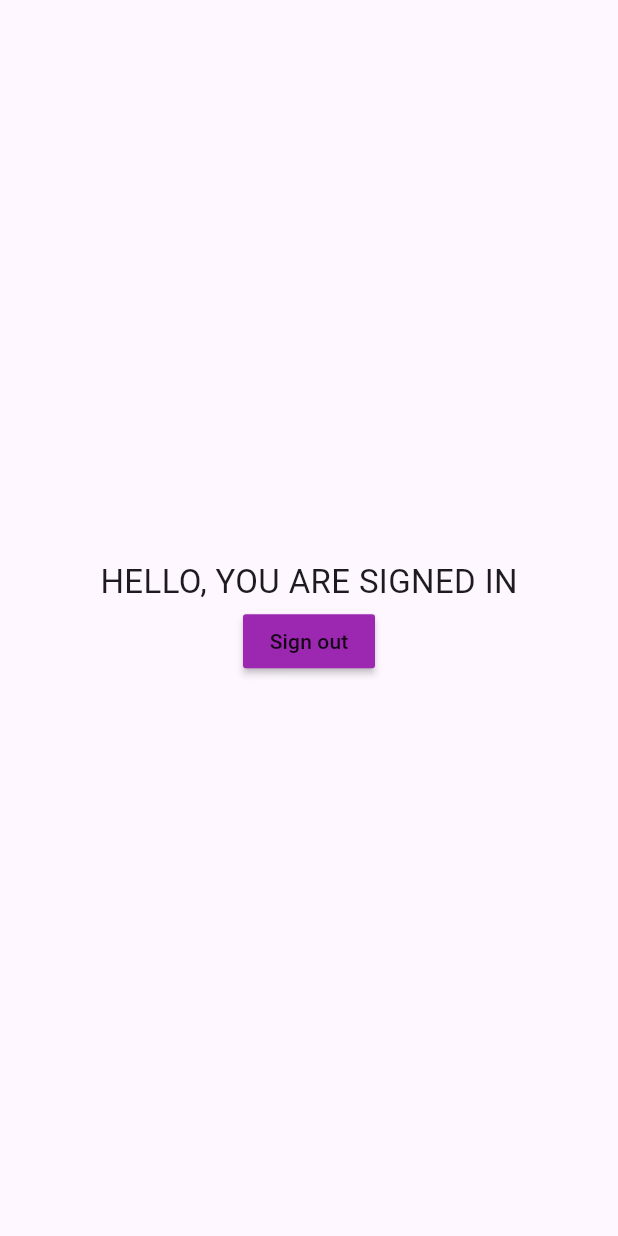
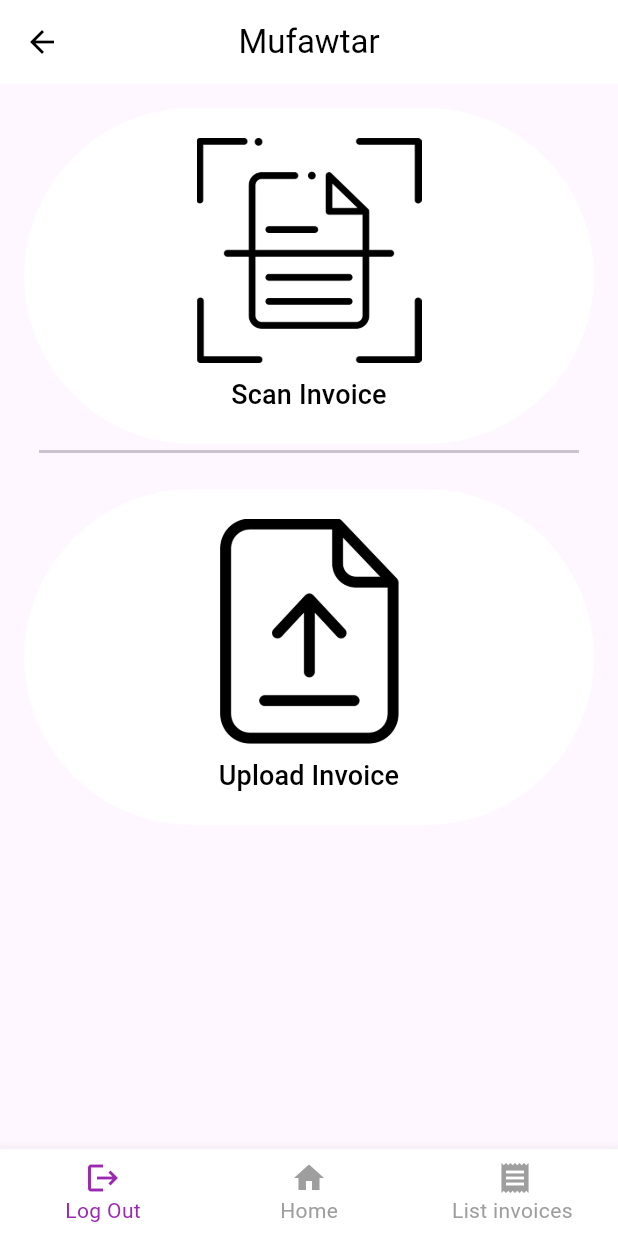
Before and after one commit to MufawtarApp/Mufawtar, a Flutter app: the HomeScreen screen opened by its route, on a phone screen of 412 x 824 dp. Run offline on Flutter 3.47's test engine with Material 3 defaults, Android fonts, the phone set to English and light mode, and no system bars; our stand-ins replace firebase_auth, firebase_core, google_fonts, image_picker; accounts and stored records are empty; network calls fail.

Commit message:
Home page

```diff
--- a/lib/main.dart
+++ b/lib/main.dart
@@ -1,6 +1,7 @@
 import 'package:flutter/material.dart';
 import 'package:mufawtar/auth.dart';
 import 'package:mufawtar/screens/home_screen.dart';
+import 'package:mufawtar/screens/list_invoices_screen.dart';
 import 'package:mufawtar/screens/login_screen.dart';
 import 'package:firebase_core/firebase_core.dart';
 import 'package:mufawtar/screens/signup_screen.dart';
@@ -30,6 +31,7 @@ class MyApp extends StatelessWidget {
           'homeScreen': (context) => const HomeScreen(),
           'signupScreen': (context) => const SignupScrenn(),
           'loginScreen': (context) => const LoginScreen(),
+          'listInvoicesScreen': (context) => const ListScreen(),
         });
   }
 }
--- a/lib/screens/home_screen.dart
+++ b/lib/screens/home_screen.dart
@@ -1,6 +1,7 @@
+import 'dart:io';
 import 'package:firebase_auth/firebase_auth.dart';
 import 'package:flutter/material.dart';
-import 'package:flutter/widgets.dart';
+import 'package:image_picker/image_picker.dart';
 
 class HomeScreen extends StatefulWidget {
   const HomeScreen({super.key});
@@ -10,28 +11,143 @@ class HomeScreen extends StatefulWidget {
 }
 
 class _HomeScreenState extends State<HomeScreen> {
+  XFile? _image; // Change the type to XFile?
+
+  Future<void> getImage(bool isCamera) async {
+    ImagePicker _picker = ImagePicker();
+    XFile? image;
+
+    if (isCamera) {
+      image = await _picker.pickImage(source: ImageSource.camera);
+    } else {
+      image = await _picker.pickImage(source: ImageSource.gallery);
+    }
+
+    setState(() {
+      _image = image; // Assign the XFile to _image
+    });
+  }
+
   final user =
       FirebaseAuth.instance.currentUser!; // this will save all actions user did
   @override
   Widget build(BuildContext context) {
+    int numIndex = 0;
     return Scaffold(
-      body: Center(
+      appBar: AppBar(
+        title: const Text('Mufawtar'),
+        centerTitle: true,
+        backgroundColor: Colors.white,
+        foregroundColor: Colors.black,
+        elevation: 0,
+      ),
+      body: Padding(
+        padding: const EdgeInsets.all(16.0),
         child: Column(
           mainAxisAlignment: MainAxisAlignment.center,
           children: [
-            const Text(
-              'HELLO, YOU ARE SIGNED IN',
-              style: TextStyle(fontSize: 22),
+            ElevatedButton(
+              onPressed: () {
+                getImage(true);
+              },
+              style: ElevatedButton.styleFrom(
+                backgroundColor: Colors.white,
+                padding:
+                    const EdgeInsets.symmetric(horizontal: 50, vertical: 20),
+                minimumSize: const Size.fromHeight(
+                    200), // Increased height to accommodate the icon and text
+                elevation: 0,
+              ),
+              child: Column(
+                mainAxisSize: MainAxisSize
+                    .min, // Use min to make the column's height just enough for its children
+                mainAxisAlignment: MainAxisAlignment
+                    .center, // Center the icon and text vertically
+                children: <Widget>[
+                  Image.asset("images/document.png",
+                      width: 150, height: 150), // Your icon image
+                  const SizedBox(height: 8), // Space between icon and text
+                  const Text(
+                    'Scan Invoice', // The label text
+                    style: TextStyle(fontSize: 18, color: Colors.black),
+                    textAlign: TextAlign.center, // Center align text
+                  ),
+                ],
+              ),
             ),
-            MaterialButton(
+            const Divider(
+              height: 10,
+              thickness: 2,
+              indent: 10,
+              endIndent: 10,
+            ),
+            const SizedBox(height: 20),
+            ElevatedButton(
               onPressed: () {
-                FirebaseAuth.instance.signOut();
+                getImage(false);
               },
-              color: Colors.purple,
-              child: Text('Sign out'),
+              style: ElevatedButton.styleFrom(
+                backgroundColor: Colors.white,
+                padding:
+                    const EdgeInsets.symmetric(horizontal: 50, vertical: 20),
+                minimumSize:
+                    const Size.fromHeight(200), // Same here for consistency
+                elevation: 0,
+              ),
+              child: Column(
+                mainAxisSize: MainAxisSize.min,
+                mainAxisAlignment: MainAxisAlignment.center,
+                children: <Widget>[
+                  Image.asset("images/file.png",
+                      width: 150, height: 150), // Your second icon image
+                  const SizedBox(height: 8), // Space between icon and text
+                  const Text(
+                    'Upload Invoice', // The label text for the second button
+                    style: TextStyle(fontSize: 18, color: Colors.black),
+                    textAlign: TextAlign.center,
+                  ),
+                ],
+              ),
             ),
+            const Spacer(),
           ],
         ),
+      ),
+      bottomNavigationBar: BottomNavigationBar(
+        currentIndex: numIndex,
+        type: BottomNavigationBarType.fixed,
+        backgroundColor: Colors.white,
+        selectedItemColor: Colors.purple,
+        unselectedItemColor: Colors.grey,
+        selectedFontSize: 14,
+        unselectedFontSize: 14,
+        onTap: (value) {
+          // Respond to item press.
+          if (value == 0) {
+            // FirebaseAuth.instance.signOut();
+            Navigator.of(context).pushReplacementNamed('loginScreen');
+          } else if (value == 1) {
+            Navigator.of(context).pushReplacementNamed('homeScreen');
+          } else if (value == 2) {
+            Navigator.of(context).pushReplacementNamed('listInvoicesScreen');
+          } else {
+            Navigator.of(context).pushReplacementNamed('homeScreen');
+          }
+        },
+        items: const [
+          BottomNavigationBarItem(
+            label: 'Log Out',
+            icon: Icon(Icons.logout),
+          ),
+          BottomNavigationBarItem(
+            label: 'Home',
+            icon: Icon(Icons.home),
+          ),
+          BottomNavigationBarItem(
+            label: 'List invoices ',
+            icon: Icon(Icons.receipt),
+          ),
+        ],
       ),
     );
   }
--- a/pubspec.yaml
+++ b/pubspec.yaml
@@ -30,6 +30,7 @@ environment:
 dependencies:
   flutter:
     sdk: flutter
+  image_picker:
 
 
   # The following adds the Cupertino Icons font to your application.
@@ -49,7 +50,7 @@ dev_dependencies:
   # package. See that file for information about deactivating specific lint
   # rules and activating additional ones.
   flutter_lints: ^3.0.0
-
+  image_picker: ^0.8.6
 # For information on the generic Dart part of this file, see the
 # following page: https://dart.dev/tools/pub/pubspec
 
```
Also changed, not shown: lib/screens/list_invoices_screen.dart (added, +38 -0 lines), images/document.png (added), images/file.png (added), images/icons8-home-50.png (added), images/invoice (2).png (added), images/logout.png (added), pubspec.lock, 5 other files.
